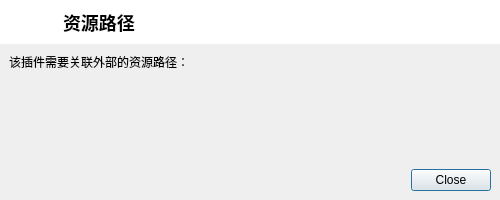
Above: DrillPluginInformationReader/Source/InformationModule/pluginListPart/buttonPart/w_PluginAttrComment.ui from DrillUp/DrillPluginInformationReader before the change. Below: the same form after it.
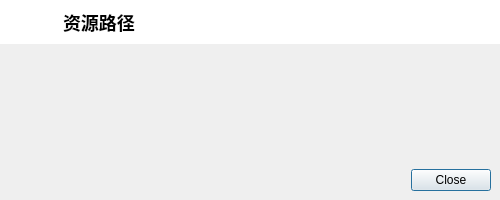
That is the form after the change. The open tabs and pages were chosen to show the change. Icons and pictures are not drawn.

Commit message: 完成了 资源部分 的控件。

Patch:
```diff
--- a/DrillPluginInformationReader/Source/InformationModule/pluginListPart/buttonPart/w_PluginAttrComment.ui
+++ b/DrillPluginInformationReader/Source/InformationModule/pluginListPart/buttonPart/w_PluginAttrComment.ui
@@ -224,30 +224,22 @@
        </item>
        <item>
         <widget class="QWidget" name="widget_context_2" native="true">
-         <layout class="QVBoxLayout" name="verticalLayout_4">
-          <item>
-           <widget class="QLabel" name="label_3">
-            <property name="text">
-             <string>该插件需要关联外部的资源路径：</string>
-            </property>
-           </widget>
-          </item>
+         <layout class="QVBoxLayout" name="verticalLayout_4" stretch="1">
+          <property name="leftMargin">
+           <number>9</number>
+          </property>
+          <property name="topMargin">
+           <number>9</number>
+          </property>
+          <property name="rightMargin">
+           <number>9</number>
+          </property>
+          <property name="bottomMargin">
+           <number>9</number>
+          </property>
           <item>
            <layout class="QVBoxLayout" name="verticalLayout_src"/>
           </item>
-          <item>
-           <spacer name="verticalSpacer_2">
-            <property name="orientation">
-             <enum>Qt::Vertical</enum>
-            </property>
-            <property name="sizeHint" stdset="0">
-             <size>
-              <width>20</width>
-              <height>40</height>
-             </size>
-            </property>
-           </spacer>
-          </item>
          </layout>
         </widget>
        </item>
@@ -568,7 +560,7 @@
       <number>9</number>
      </property>
      <property name="topMargin">
-      <number>3</number>
+      <number>0</number>
      </property>
      <property name="rightMargin">
       <number>9</number>
```
Left out of the diff: 80 changed lines with no effect on the pictures. The commit also changes 20 other files.
